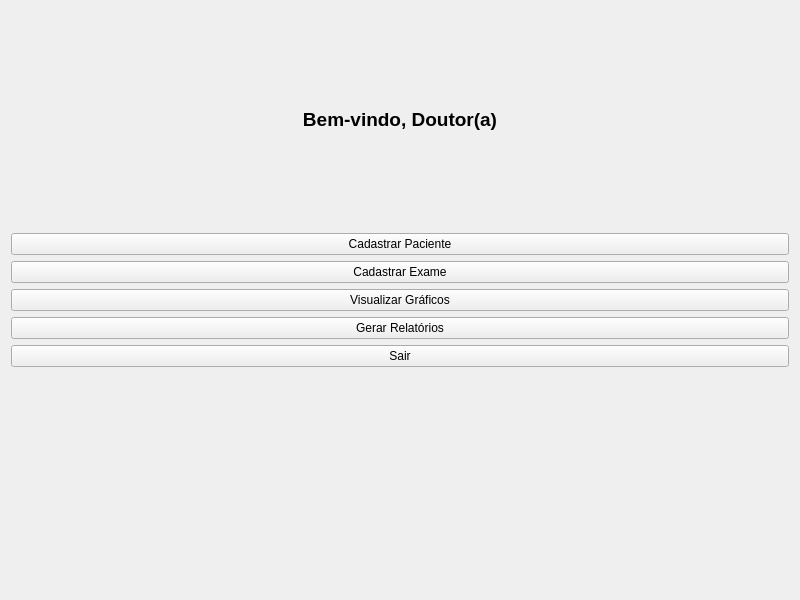
Old version of the form ui/master.ui in the repository Zaldef/Project-K.
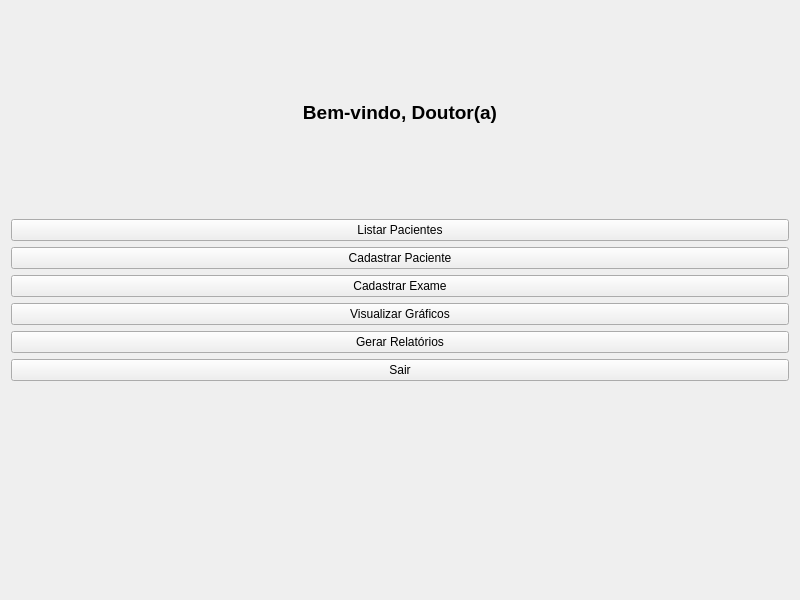
New version of the form.

Commit message: CListagem_pacientes

Diff of the .ui file:
```diff
--- a/ui/master.ui
+++ b/ui/master.ui
@@ -26,6 +26,13 @@
      </property>
     </widget>
    </item>
+   <item>
+    <widget class="QPushButton" name="botaoListarPacientes">
+        <property name="text">
+            <string>Listar Pacientes</string>
+        </property>
+    </widget>
+    </item>
    <item>
     <widget class="QPushButton" name="botaoCadastrarPaciente">
      <property name="text">
```
The commit also changes 5 other files.
